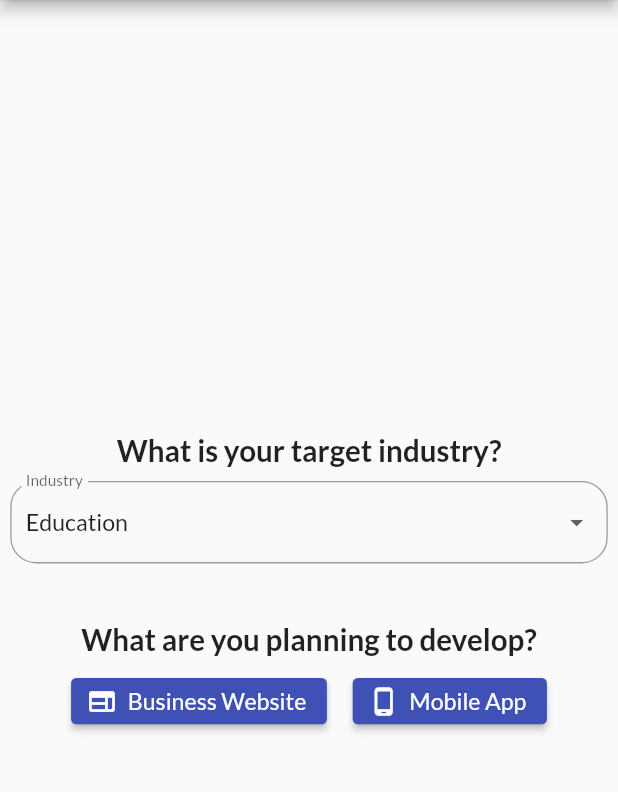
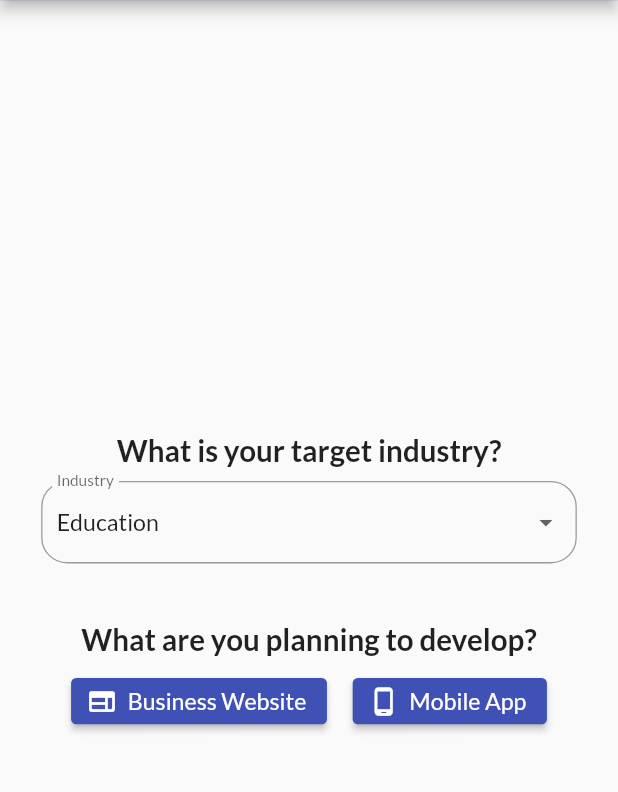
Before and after one commit to fahadthakur/cost-calculator-flutter, a Flutter app: the screen it shows after launch, on a phone screen of 412 x 824 dp, the part 72-864 px from its top. Run offline on Flutter 3.47's test engine with Material 2 defaults, Android fonts, the phone set to English and light mode, and no system bars; our stand-ins replace google_fonts, responsive_framework.

Commit message:
Changed padding on homepage

```diff
--- a/lib/Screens/homepage.dart
+++ b/lib/Screens/homepage.dart
@@ -33,7 +33,7 @@ class _HomepageState extends State<Homepage> {
       ),
       body: SafeArea(
         child: Padding(
-          padding: EdgeInsets.symmetric(horizontal: 8.0, vertical: 16.0),
+          padding: EdgeInsets.symmetric(horizontal: 32.0, vertical: 16.0),
           child: Container(
             child: Center(
               child: Column(
@@ -51,11 +51,6 @@ class _HomepageState extends State<Homepage> {
                     builder: (FormFieldState<String> state) {
                       return InputDecorator(
                         decoration: InputDecoration(
-                            // icon: Icon(
-                            //   Icons.home_work_rounded,
-                            //   color: Colors.indigo,
-                            //   size: 32.0,
-                            // ),
                             labelText: 'Industry',
                             border: OutlineInputBorder(
                                 borderRadius: BorderRadius.circular(20.0))),
```
